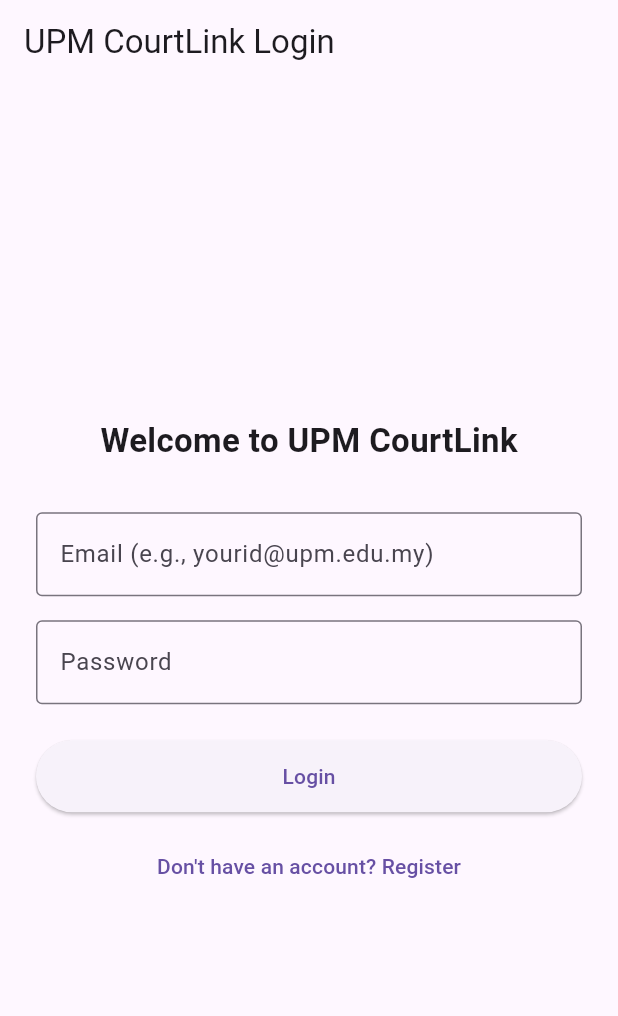
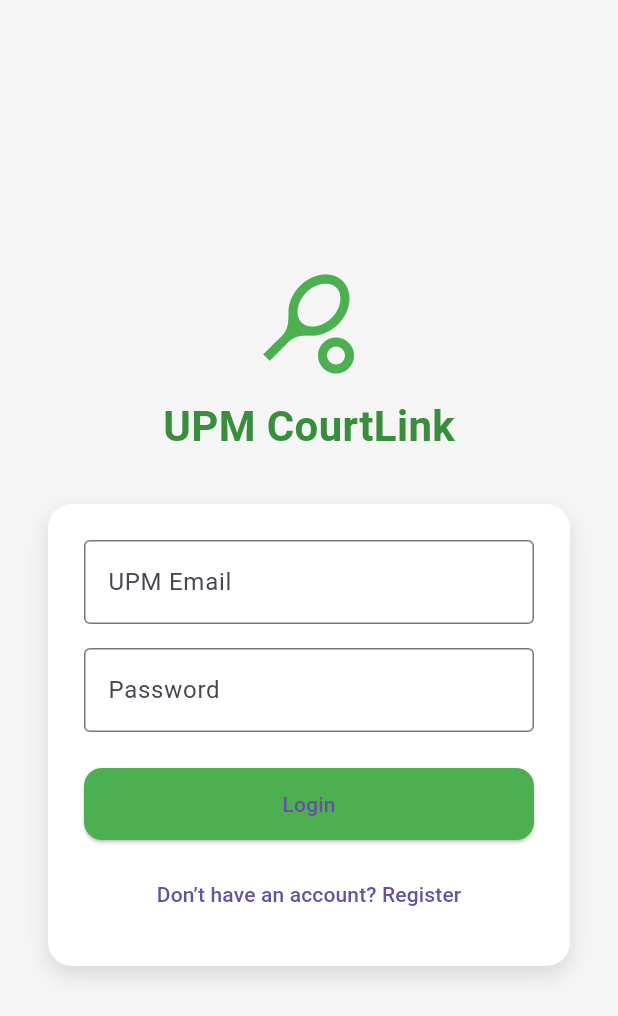
Before and after one commit to Jay-Safan/upm-courtlink, a Flutter app: the screen it shows after launch, on a phone screen of 412 x 824 dp. Shown: the top 1016 px of the screen. Run offline on Flutter 3.47's test engine with Material 3 defaults, Android fonts, the phone set to English and light mode, and no system bars.

Commit message:
update login page

```diff
--- a/lib/screens/login_screen.dart
+++ b/lib/screens/login_screen.dart
@@ -2,13 +2,12 @@
 
 class LoginScreen extends StatefulWidget {
   @override
-  _LoginScreenState createState() => _LoginScreenState();
+  State<LoginScreen> createState() => _LoginScreenState();
 }
 
 class _LoginScreenState extends State<LoginScreen> {
   final _emailController = TextEditingController();
   final _passwordController = TextEditingController();
-
   bool _isLoading = false;
 
   void _handleLogin() async {
@@ -17,7 +16,8 @@
     final email = _emailController.text.trim();
     final password = _passwordController.text;
 
-    // Dummy login logic (replace with Firebase later)
+    await Future.delayed(Duration(seconds: 1)); // Simulate loading
+
     if (email == 'test@upm.edu.my' && password == '123456') {
       Navigator.pushReplacementNamed(context, '/home');
     } else {
@@ -38,19 +38,44 @@
   @override
   Widget build(BuildContext context) {
     return Scaffold(
-      appBar: AppBar(title: Text('UPM CourtLink Login')),
-      body: Padding(
-        padding: const EdgeInsets.all(24.0),
+      backgroundColor: Colors.grey.shade100,
+      body: Center(
+        child: SingleChildScrollView(
+          padding: EdgeInsets.symmetric(horizontal: 32),
           child: Column(
             mainAxisAlignment: MainAxisAlignment.center,
             children: [
-            Text('Welcome to UPM CourtLink',
-                style: TextStyle(fontSize: 22, fontWeight: FontWeight.bold)),
+              Icon(Icons.sports_tennis, size: 72, color: Colors.green),
+              SizedBox(height: 12),
+              Text(
+                'UPM CourtLink',
+                style: TextStyle(
+                  fontSize: 28,
+                  fontWeight: FontWeight.bold,
+                  color: Colors.green.shade700,
+                ),
+              ),
               SizedBox(height: 32),
+              Container(
+                padding: EdgeInsets.all(24),
+                decoration: BoxDecoration(
+                  color: Colors.white,
+                  borderRadius: BorderRadius.circular(16),
+                  boxShadow: [
+                    BoxShadow(
+                      color: Colors.black12,
+                      blurRadius: 12,
+                      offset: Offset(0, 6),
+                    ),
+                  ],
+                ),
+                child: Column(
+                  children: [
                     TextField(
                       controller: _emailController,
                       decoration: InputDecoration(
-                labelText: 'Email (e.g., yourid@upm.edu.my)',
+                        labelText: 'UPM Email',
+                        hintText: 'you@upm.edu.my',
                         border: OutlineInputBorder(),
                       ),
                       keyboardType: TextInputType.emailAddress,
@@ -69,17 +94,25 @@
                         ? CircularProgressIndicator()
                         : ElevatedButton(
                             onPressed: _handleLogin,
+                            style: ElevatedButton.styleFrom(
+                              backgroundColor: Colors.green,
+                              minimumSize: Size(double.infinity, 48),
+                              shape: RoundedRectangleBorder(
+                                borderRadius: BorderRadius.circular(12),
+                              ),
+                            ),
                             child: Text('Login'),
-                    style: ElevatedButton.styleFrom(
-                      minimumSize: Size(double.infinity, 48),
-                    ),
                           ),
                     SizedBox(height: 12),
                     TextButton(
                       onPressed: _handleRegister,
-              child: Text('Don\'t have an account? Register'),
+                      child: Text('Don’t have an account? Register'),
                     ),
                   ],
+                ),
+              ),
+            ],
+          ),
         ),
       ),
     );
```
Lines whose indentation alone changed are shown as unchanged.
